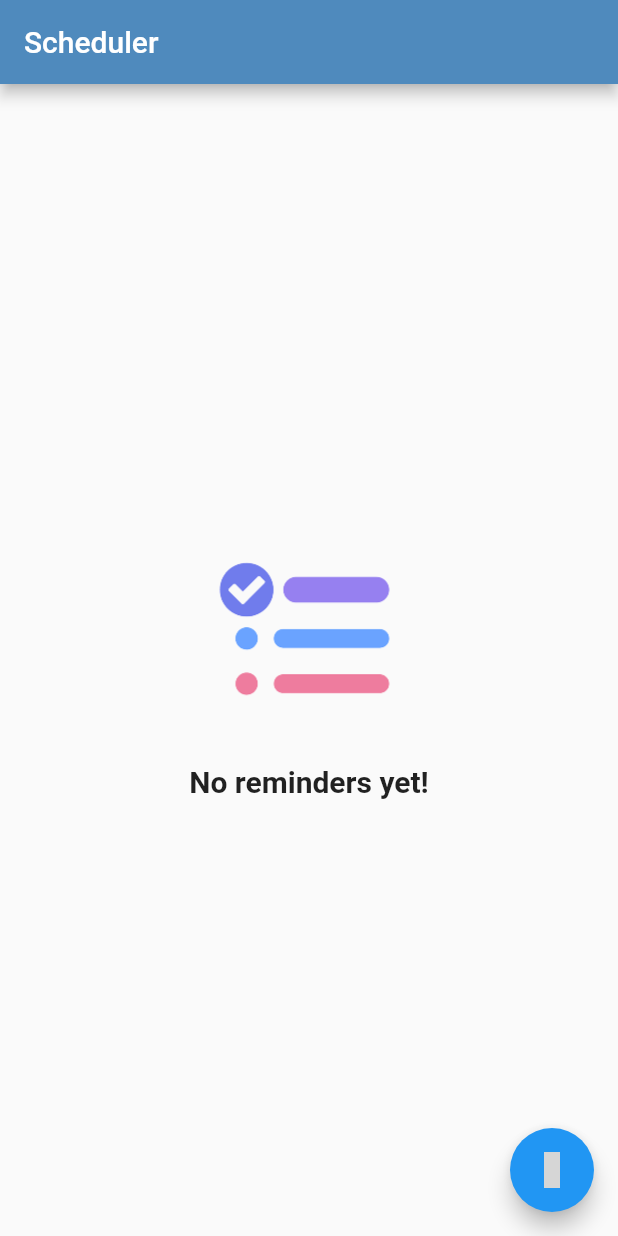
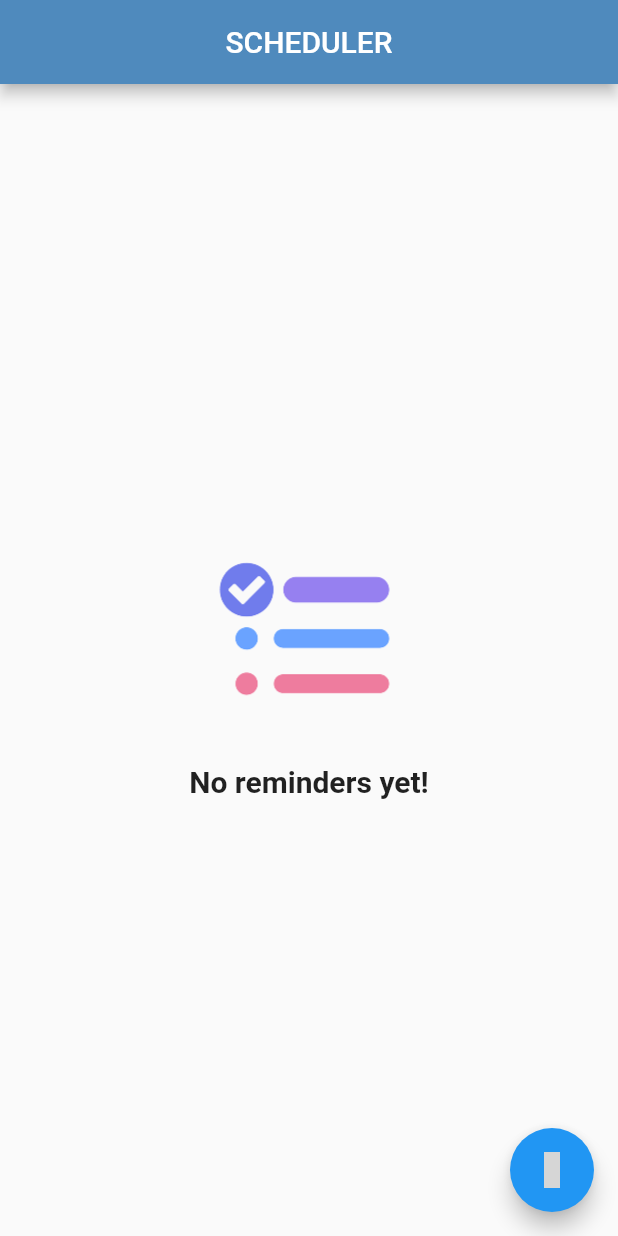
Before and after one commit to AnandSR7/ALZ, a Flutter app: the HomePage screen opened directly, on a phone screen of 412 x 824 dp. Run offline on Flutter 3.47's test engine with Material 2 defaults, Android fonts, the light colour scheme and no system bars; our stand-ins replace cloud_firestore, eva_icons_flutter, file_picker, firebase_auth, firebase_core, firebase_storage and 8 more; missing offline and left inert: flutter_phone_direct_caller; accounts and stored records are empty; grey boxes are pictures that could not be loaded.

Commit message:
Add files via upload

```diff
--- a/lib/pages/home_page.dart
+++ b/lib/pages/home_page.dart
@@ -22,7 +22,8 @@ class _HomePageState extends State<HomePage> {
     return Scaffold(
       appBar: AppBar(
         backgroundColor:   Color.fromARGB(255, 79, 138, 189),
-        title: Text('Scheduler'),
+        centerTitle: true,
+        title: Text('SCHEDULER'),
       ),
       body: Container(
         width:MediaQuery.of(context).size.width,
--- a/lib/services/notification_service.dart
+++ b/lib/services/notification_service.dart
@@ -40,12 +40,12 @@ class NotificationService {
       enableVibration: true,
       category: 'reminder',
       icon: '@mipmap/ic_notification',
-      groupKey: 'com.varadgauthankar.simple_reminder.REMINDER',
+      groupKey:'com.example.flutterprojects.REMINDER',
     );
   }
 
   getIosNotificationDetails() {
-    return IOSNotificationDetails();
+    return const IOSNotificationDetails();
   }
 
   getNotificationDetails() {
```
Also changed, not shown: lib/pages/reminder_page.dart (+1 -17 lines).
